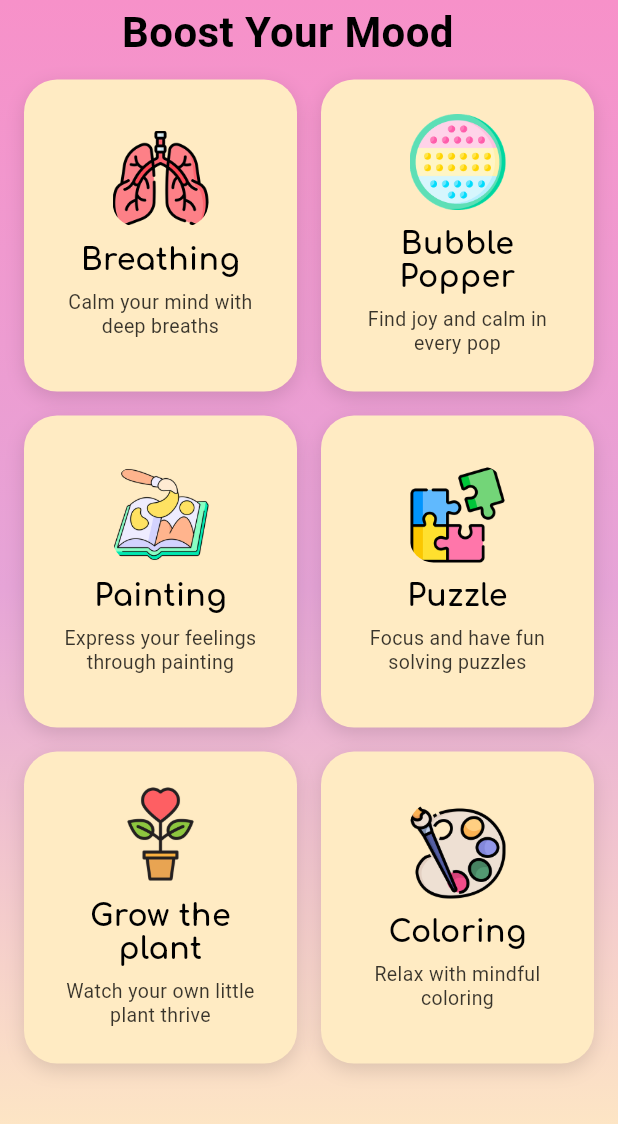
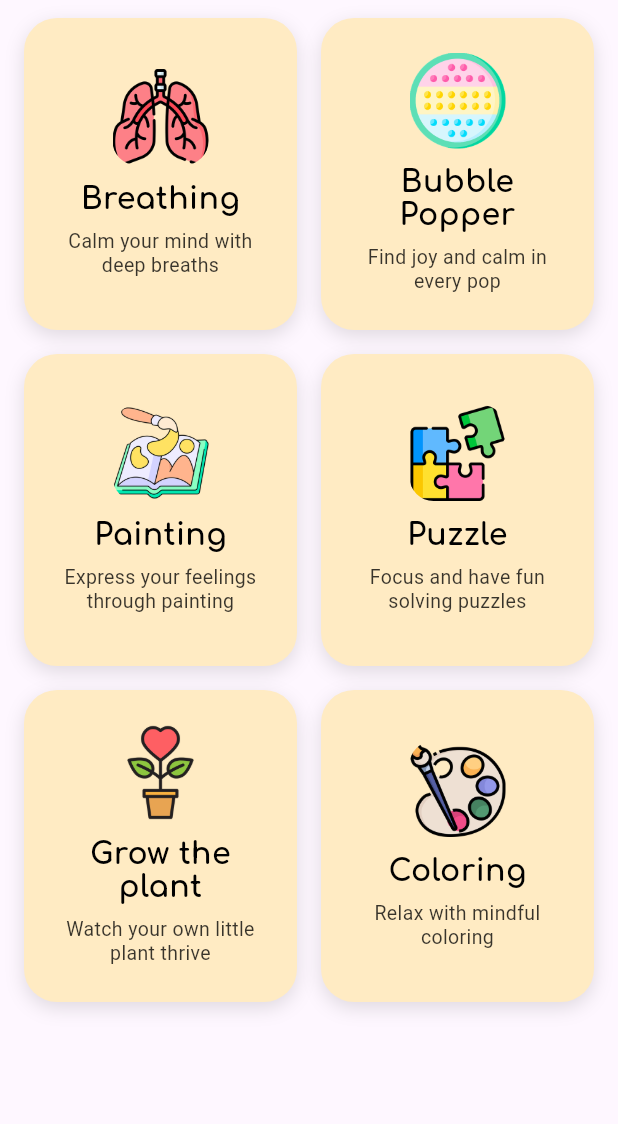
Before and after one commit to alabenss/mobile-dev-project, a Flutter app: the Activities widget shown alone on an empty page, opened directly, on a phone screen of 412 x 824 dp. Shown: the top 1124 px of the screen. Run offline on Flutter 3.47's test engine with Material 3 defaults, Android fonts, the phone set to English and light mode, and no system bars; our stand-ins replace audioplayers, fl_chart, google_fonts, image_picker.

Commit message:
final fixes

```diff
--- a/the_project/lib/views/screens/activities/activities.dart
+++ b/the_project/lib/views/screens/activities/activities.dart
@@ -10,7 +10,7 @@ import 'games/grow_plant.dart';
 class Activities extends StatelessWidget {
   const Activities({super.key});
 
-  // Palette
+  // Palette (kept in case MoodCard uses these)
   static const Color kBlack = Color(0xFF000000);
   static const Color kBeige = Color(0xFFFFEBC3);
   static const Color kWhite = Color(0xFFFFFFFF);
@@ -62,45 +62,9 @@ class Activities extends StatelessWidget {
       'Grow the plant': (_) => const GrowPlantPage(),
     };
 
-    return Container(
-      decoration: const BoxDecoration(
-        gradient: LinearGradient(
-          begin: Alignment(0, -1.0),
-          end: Alignment(0, 0.9),
-          colors: [Color.fromARGB(255, 247, 145, 201), Color(0xFFE6A4D7), Color(0xFFFFEBC3)],
-        ),
-      ),
-      child: SafeArea(
-        child: Column(
-          children: [
-            // ---------------- HEADER ----------------
-            Padding(
-              padding: const EdgeInsets.fromLTRB(16, 6, 16, 8),
-              child: Row(
-                children: [
-
-                  const SizedBox(width: 12),
-                  const Expanded(
-                    child: Text(
-                      'Boost Your Mood',
-                      textAlign: TextAlign.center,
-                      style: TextStyle(
-                        fontSize: 28,
-                        height: 1.1,
-                        fontWeight: FontWeight.w700,
-                        color: kBlack,
-                      ),
-                    ),
-                  ),
-                  const SizedBox(width: 40),
-                ],
-              ),
-            ),
-
-            // ---------------- GRID ----------------
-            Expanded(
-              child: SingleChildScrollView(
-                padding: const EdgeInsets.fromLTRB(16, 8, 16, 16),
+    // ✅ No local background/gradient here; matches HomeScreen (inherits Scaffold background)
+    return SingleChildScrollView(
+      padding: const EdgeInsets.fromLTRB(16, 12, 16, 16),
       child: _UniformGrid(
         itemHeight: 208,
         children: [
@@ -110,9 +74,7 @@ class Activities extends StatelessWidget {
               onTap: () {
                 final builder = routes[c.title];
                 if (builder != null) {
-                            Navigator.of(context).push(
-                              MaterialPageRoute(builder: builder),
-                            );
+                  Navigator.of(context).push(MaterialPageRoute(builder: builder));
                 }
               },
               child: MoodCard(
@@ -122,11 +84,6 @@ class Activities extends StatelessWidget {
               ),
             ),
         ],
-                ),
-              ),
-            ),
-          ],
-        ),
       ),
     );
   }
```
Also changed, not shown: the_project/lib/views/screens/homescreen/home_screen.dart (+24 -27 lines), the_project/assets/images/quotes.png. Lines whose indentation alone changed are shown as unchanged.
